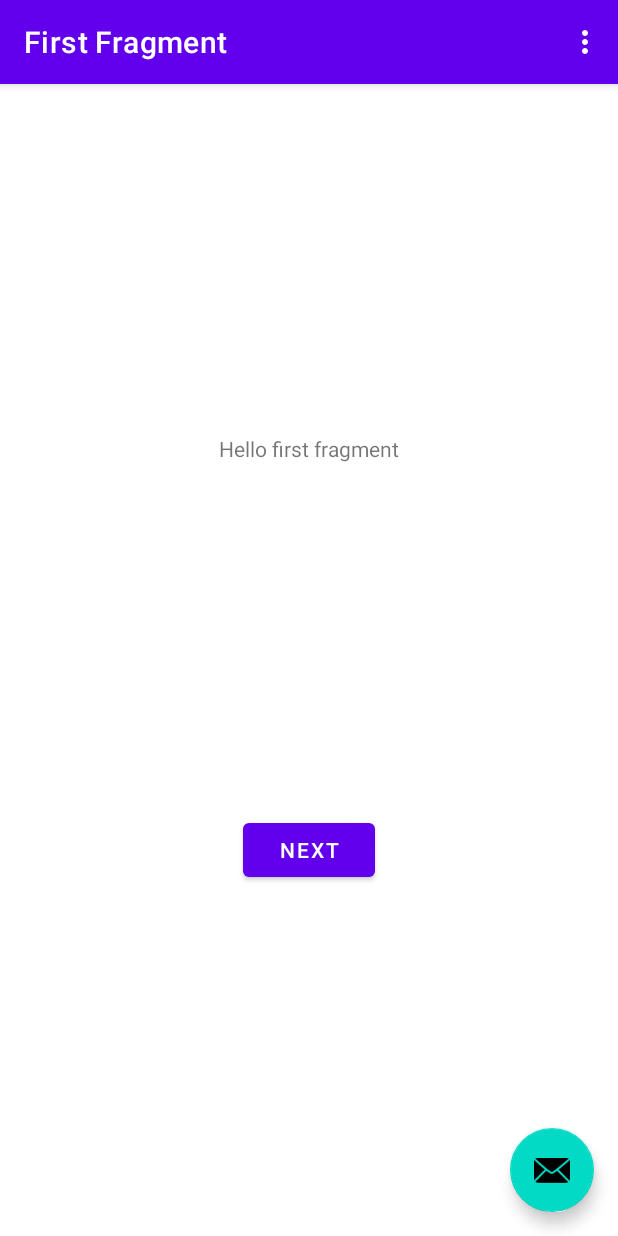
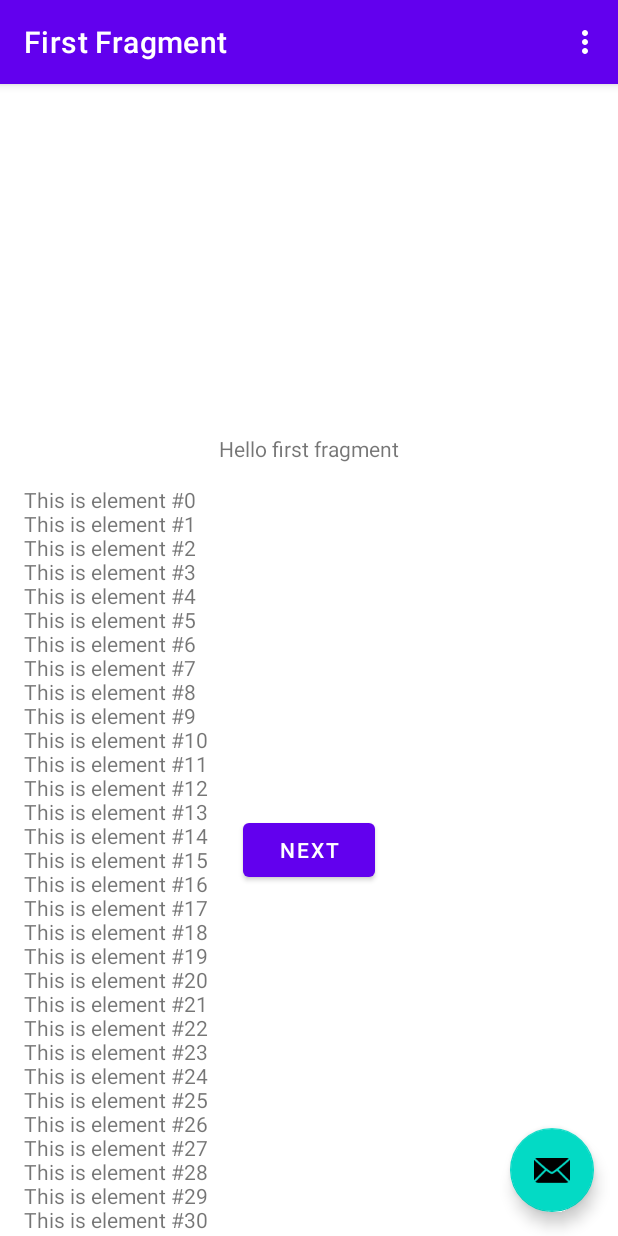
Before and after one commit to TimSamorei/BierBoerse, an Android app: the screen it shows after launch (MainActivity), on a phone screen of 412 x 824 dp. Run offline under Robolectric (Android 15) with nearby library versions, the phone set to English and light mode, and no system bars; our stand-ins replace navigation-ui; libraries missing offline, so code that uses them is left out: io.grpc; 2 statements that could not run were skipped.

Commit message:
Added RecyclerView

```diff
--- a/App/app/build.gradle
+++ b/App/app/build.gradle
@@ -67,4 +67,7 @@ dependencies {
     implementation 'io.grpc:grpc-protobuf-lite:1.40.1'
     implementation 'io.grpc:grpc-stub:1.40.1'
     compileOnly 'org.apache.tomcat:annotations-api:6.0.53' // necessary for Java 9+
+
+    implementation 'androidx.recyclerview:recyclerview:1.2.1'
+    implementation 'androidx.recyclerview:recyclerview-selection:1.1.0'
 }
--- /dev/null
+++ b/App/app/src/main/java/de/hadiko/vev/k2/bierboerse/CustomAdapter.java
@@ -0,0 +1,67 @@
+package de.hadiko.vev.k2.bierboerse;
+
+import android.view.LayoutInflater;
+import android.view.View;
+import android.view.ViewGroup;
+import android.widget.TextView;
+
+import androidx.recyclerview.widget.RecyclerView;
+
+public class CustomAdapter extends RecyclerView.Adapter<CustomAdapter.ViewHolder> {
+
+    private String[] localDataSet;
+
+    /**
+     * Provide a reference to the type of views that you are using
+     * (custom ViewHolder).
+     */
+    public static class ViewHolder extends RecyclerView.ViewHolder {
+        private final TextView textView;
+
+        public ViewHolder(View view) {
+            super(view);
+            // Define click listener for the ViewHolder's View
+
+            textView = (TextView) view.findViewById(R.id.textView);
+        }
+
+        public TextView getTextView() {
+            return textView;
+        }
+    }
+
+    /**
+     * Initialize the dataset of the Adapter.
+     *
+     * @param dataSet String[] containing the data to populate views to be used
+     * by RecyclerView.
+     */
+    public CustomAdapter(String[] dataSet) {
+        localDataSet = dataSet;
+    }
+
+    // Create new views (invoked by the layout manager)
+    @Override
+    public ViewHolder onCreateViewHolder(ViewGroup viewGroup, int viewType) {
+        // Create a new view, which defines the UI of the list item
+        View view = LayoutInflater.from(viewGroup.getContext())
+                .inflate(R.layout.item_layout, viewGroup, false);
+
+        return new ViewHolder(view);
+    }
+
+    // Replace the contents of a view (invoked by the layout manager)
+    @Override
+    public void onBindViewHolder(ViewHolder viewHolder, final int position) {
+
+        // Get element from your dataset at this position and replace the
+        // contents of the view with that element
+        viewHolder.getTextView().setText(localDataSet[position]);
+    }
+
+    // Return the size of your dataset (invoked by the layout manager)
+    @Override
+    public int getItemCount() {
+        return localDataSet.length;
+    }
+}
--- a/App/app/src/main/java/de/hadiko/vev/k2/bierboerse/FirstFragment.java
+++ b/App/app/src/main/java/de/hadiko/vev/k2/bierboerse/FirstFragment.java
@@ -8,12 +8,20 @@ import android.view.ViewGroup;
 import androidx.annotation.NonNull;
 import androidx.fragment.app.Fragment;
 import androidx.navigation.fragment.NavHostFragment;
+import androidx.recyclerview.widget.LinearLayoutManager;
+import androidx.recyclerview.widget.RecyclerView;
 
 import de.hadiko.vev.k2.bierboerse.databinding.FragmentFirstBinding;
 
 public class FirstFragment extends Fragment {
 
     private FragmentFirstBinding binding;
+
+    private static final int DATASET_COUNT = 60;
+    protected RecyclerView mRecyclerView;
+    protected CustomAdapter mAdapter;
+    protected RecyclerView.LayoutManager mLayoutManager;
+    protected String[] mDataset;
 
     @Override
     public View onCreateView(
@@ -22,6 +30,25 @@ public class FirstFragment extends Fragment {
     ) {
 
         binding = FragmentFirstBinding.inflate(inflater, container, false);
+
+        initDataset();
+
+        // BEGIN_INCLUDE(initializeRecyclerView)
+        mRecyclerView = (RecyclerView) binding.getRoot().findViewById(R.id.recyclerView);
+
+        // LinearLayoutManager is used here, this will layout the elements in a similar fashion
+        // to the way ListView would layout elements. The RecyclerView.LayoutManager defines how
+        // elements are laid out.
+        mLayoutManager = new LinearLayoutManager(getActivity());
+        mRecyclerView.setLayoutManager(mLayoutManager);
+
+        mAdapter = new CustomAdapter(mDataset);
+        // Set CustomAdapter as the adapter for RecyclerView.
+        mRecyclerView.setAdapter(mAdapter);
+        // END_INCLUDE(initializeRecyclerView)
+
+
+
         return binding.getRoot();
 
     }
@@ -44,4 +71,11 @@ public class FirstFragment extends Fragment {
         binding = null;
     }
 
+    private void initDataset() {
+        mDataset = new String[DATASET_COUNT];
+        for (int i = 0; i < DATASET_COUNT; i++) {
+            mDataset[i] = "This is element #" + i;
+        }
+    }
+
 }
--- a/App/app/src/main/java/de/hadiko/vev/k2/bierboerse/MainActivity.java
+++ b/App/app/src/main/java/de/hadiko/vev/k2/bierboerse/MainActivity.java
@@ -13,6 +13,9 @@ import androidx.navigation.NavController;
 import androidx.navigation.Navigation;
 import androidx.navigation.ui.AppBarConfiguration;
 import androidx.navigation.ui.NavigationUI;
+import androidx.recyclerview.widget.GridLayoutManager;
+import androidx.recyclerview.widget.LinearLayoutManager;
+import androidx.recyclerview.widget.RecyclerView;
 
 import de.hadiko.vev.k2.bierboerse.databinding.ActivityMainBinding;
 import io.grpc.ManagedChannel;
@@ -30,9 +33,12 @@ public class MainActivity extends AppCompatActivity {
     private BierboerseGrpc.BierboerseBlockingStub blockingStub;
     private Context context;
 
+
+
     @Override
     protected void onCreate(Bundle savedInstanceState) {
         super.onCreate(savedInstanceState);
+
 
         mChannel = ManagedChannelBuilder.forAddress("94.45.240.181", 1337).usePlaintext().build();
         blockingStub = BierboerseGrpc.newBlockingStub(mChannel);
--- a/App/app/src/main/res/layout/fragment_first.xml
+++ b/App/app/src/main/res/layout/fragment_first.xml
@@ -25,4 +25,13 @@
         app:layout_constraintEnd_toEndOf="parent"
         app:layout_constraintStart_toStartOf="parent"
         app:layout_constraintTop_toBottomOf="@id/textview_first" />
+
+    <androidx.recyclerview.widget.RecyclerView
+        android:id="@+id/recyclerView"
+        android:layout_width="match_parent"
+        android:layout_height="wrap_content"
+        app:layout_constraintBottom_toBottomOf="parent"
+        app:layout_constraintEnd_toEndOf="parent"
+        app:layout_constraintStart_toStartOf="parent"
+        app:layout_constraintTop_toBottomOf="@id/button_first"/>
 </androidx.constraintlayout.widget.ConstraintLayout>
--- /dev/null
+++ b/App/app/src/main/res/layout/item_layout.xml
@@ -0,0 +1,13 @@
+<FrameLayout xmlns:android="http://schemas.android.com/apk/res/android"
+    android:layout_width="match_parent"
+    android:layout_height="16dp"
+    android:layout_marginLeft="16dp"
+    android:layout_marginRight="16dp"
+    android:gravity="center_vertical">
+
+    <TextView
+        android:id="@+id/textView"
+        android:layout_width="wrap_content"
+        android:layout_height="wrap_content"
+        android:text="TEST"/>
+</FrameLayout>
```
Also changed, not shown: 1 other file.
